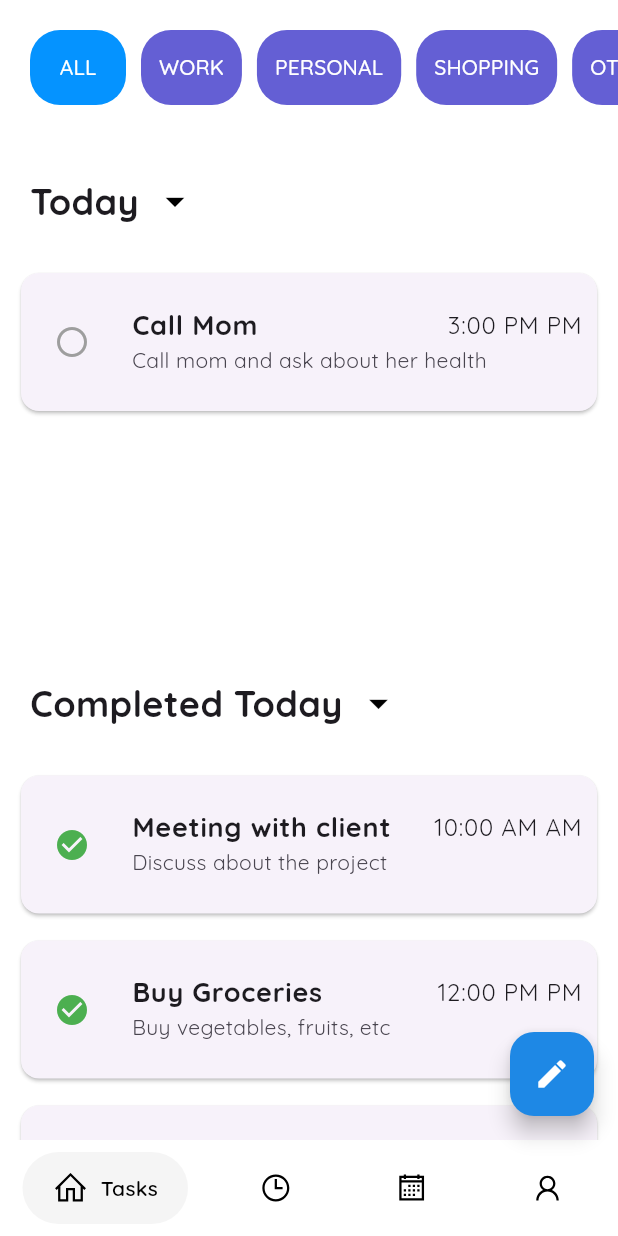
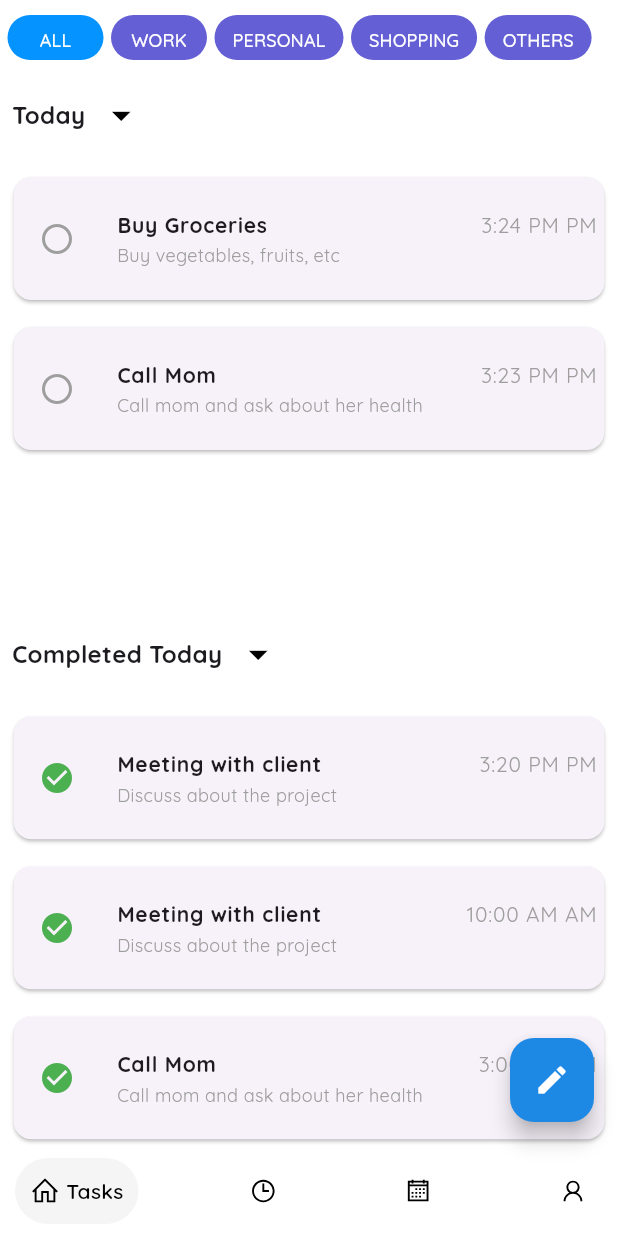
Before and after one commit to SamnangKong426/ussaa, a Flutter app: the HomeScreen screen opened directly, after a tap on the "radio button unchecked" icon, on a phone screen of 412 x 824 dp. Run offline on Flutter 3.47's test engine with Material 3 defaults, Android fonts, the light colour scheme and no system bars; drawn by our look-alikes of google_nav_bar; our stand-ins replace awesome_notifications, google_fonts, line_icons, table_calendar.

Commit message:
testing notification

```diff
--- a/lib/main.dart
+++ b/lib/main.dart
@@ -1,18 +1,20 @@
 import 'package:flutter/material.dart';
 import 'package:google_fonts/google_fonts.dart';
-import 'package:ussaa/screens/home_screen.dart';
-// import 'package:ussaa/services/notification_service.dart';
+import 'package:ussaa/screens/intro_screen.dart';
+import 'package:ussaa/services/notification_service.dart';
 
-void main()  async {
-
+void main() async {
   /* Initialize the notification service */
-  // WidgetsFlutterBinding.ensureInitialized();
-  // await NotificationService.initializeNotification();
+  WidgetsFlutterBinding.ensureInitialized();
+  await NotificationService.initializeNotification();
   runApp(const MyApp());
 }
 
 class MyApp extends StatelessWidget {
   const MyApp({super.key});
+
+  static final GlobalKey<NavigatorState> navigatorKey =
+      GlobalKey<NavigatorState>();
 
   @override
   Widget build(BuildContext context) {
@@ -24,7 +26,7 @@ class MyApp extends StatelessWidget {
         textTheme: GoogleFonts.quicksandTextTheme(),
       ),
       // home: SafeArea(child: IntroScreen()),
-      home: const SafeArea(child: HomeScreen()),
+      home: SafeArea(child: IntroScreen()),
     );
   }
 }
--- a/lib/models/task_model.dart
+++ b/lib/models/task_model.dart
@@ -42,26 +42,28 @@ List<TaskModel> taskList = [
     title: 'Meeting with client',
     description: 'Discuss about the project',
     date: DateTime.now(),
-    startTime: TimeOfDay(hour: 10, minute: 0),
+    startTime: TimeOfDay(hour: 15, minute: 20),
     endTime: TimeOfDay(hour: 11, minute: 0),
     category: TaskCategory.Work,
-    isCompleted: true,
+    isCompleted: false,
   ),
   TaskModel(
     title: 'Buy Groceries',
     description: 'Buy vegetables, fruits, etc',
     date: DateTime.now(),
-    startTime: TimeOfDay(hour: 12, minute: 0),
+    startTime: TimeOfDay(hour: 15, minute: 24),
     endTime: TimeOfDay(hour: 13, minute: 0),
     category: TaskCategory.Personal,
+    isCompleted: false,
   ),
   TaskModel(
     title: 'Call Mom',
     description: 'Call mom and ask about her health',
     date: DateTime.now(),
-    startTime: TimeOfDay(hour: 15, minute: 0),
+    startTime: TimeOfDay(hour: 15, minute: 23),
     endTime: TimeOfDay(hour: 15, minute: 30),
     category: TaskCategory.Personal,
+    isCompleted: false,
   ),
   TaskModel(
     title: 'Meeting with client',
--- a/lib/screens/home_screen.dart
+++ b/lib/screens/home_screen.dart
@@ -33,14 +33,13 @@ class _HomeScreenState extends State<HomeScreen> {
 
   @override
   Widget build(BuildContext context) {
-    return Scaffold(
+    return SafeArea(
+      child: Scaffold(
         body: IndexedStack(
           index: _selectedIndex,
           children: _screenList,
         ),
-      bottomNavigationBar: SafeArea(
-        child: BottomNavBar(),
-      ),
+        bottomNavigationBar: BottomNavBar(),
         floatingActionButton: _selectedIndex == 0
             ? FloatingActionButton(
                 backgroundColor: Colors.blue.shade600,
@@ -48,6 +47,7 @@ class _HomeScreenState extends State<HomeScreen> {
                 child: const Icon(Icons.create, color: Colors.white),
               )
             : null,
+      ),
     );
   }
 
@@ -78,14 +78,14 @@ class _HomeScreenState extends State<HomeScreen> {
 
   BottomNavBar() {
     return Padding(
-      padding: const EdgeInsets.symmetric(horizontal: 15.0, vertical: 8),
+      padding: const EdgeInsets.symmetric(horizontal: 10.0, vertical: 8),
       child: GNav(
         rippleColor: Colors.grey[300]!,
         hoverColor: Colors.grey[100]!,
-        gap: 8,
+        gap: 4,
         activeColor: Colors.black,
-        iconSize: 24,
-        padding: const EdgeInsets.symmetric(horizontal: 20, vertical: 12),
+        iconSize: 20,
+        padding: const EdgeInsets.symmetric(horizontal: 10.0, vertical: 12),
         duration: const Duration(milliseconds: 400),
         tabBackgroundColor: Colors.grey[100]!,
         color: Colors.black,
--- a/lib/screens/profile_screen.dart
+++ b/lib/screens/profile_screen.dart
@@ -64,16 +64,18 @@ class ProfileScreen extends StatelessWidget {
       ],
     );
 
-    return Padding(
-      padding: const EdgeInsets.all(20),
-      child: Column(
+    return Column(
       mainAxisAlignment: MainAxisAlignment.start,
       crossAxisAlignment: CrossAxisAlignment.start,
       children: <Widget>[
         AppBar(
           title: const Text('Profile'),
-            backgroundColor: Colors.white,
+          backgroundColor: Colors.transparent,
         ),
+        Padding(
+          padding: const EdgeInsets.all(8.0),
+          child: Column(
+            children: [
               profileAvatar,
               const SizedBox(height: 20),
               const Text('Tasks Overview',
@@ -87,6 +89,8 @@ class ProfileScreen extends StatelessWidget {
               ),
             ],
           ),
+        ),
+      ],
     );
   }
 }
--- a/lib/screens/task_screen.dart
+++ b/lib/screens/task_screen.dart
@@ -3,6 +3,8 @@ import 'package:ussaa/models/task_model.dart';
 import 'package:ussaa/widgets/category_button.dart';
 import 'package:ussaa/widgets/new_task.dart';
 import 'package:ussaa/widgets/task_list.dart';
+import 'dart:async';
+import 'package:ussaa/services/notification_service.dart';
 
 class TaskScreen extends StatefulWidget {
   final List<TaskModel> taskList;
@@ -109,28 +111,65 @@ class _TaskScreenState extends State<TaskScreen> {
   }
 
   @override
+  void initState() {
+    super.initState();
+    startTaskNotificationTimer();
+  }
+
+  void startTaskNotificationTimer() {
+    Timer.periodic(Duration(minutes: 1), (timer) {
+      checkTaskStartTime();
+    });
+  }
+
+  void checkTaskStartTime() {
+    DateTime now = DateTime.now();
+    for (var task in widget.taskList) {
+      if (!task.isCompleted && task.startTime != null) {
+        DateTime taskStartTime = DateTime(
+          now.year,
+          now.month,
+          now.day,
+          task.startTime.hour,
+          task.startTime.minute,
+        );
+        if (taskStartTime.difference(now).inMinutes <= 1 &&
+            taskStartTime.day == task.date.day &&
+            taskStartTime.month == task.date.month &&
+            taskStartTime.year == task.date.year) {
+          NotificationService.showNotification(
+            title: 'Task Reminder',
+            body:
+                'Your task "${task.title}" is about to start in ${taskStartTime.difference(now).inMinutes} minutes.',
+          );
+        }
+      }
+    }
+  }
+
+  @override
   Widget build(BuildContext context) {
     return Column(
       crossAxisAlignment: CrossAxisAlignment.start,
       children: [
-        const SizedBox(height: 20),
+        const SizedBox(height: 10),
         SizedBox(
-          height: 50,
+          height: 30,
           child: ListView(
-            padding: const EdgeInsets.only(left: 20),
+            padding: const EdgeInsets.only(left: 5),
             scrollDirection: Axis.horizontal,
             children: getCategoryButtons(),
           ),
         ),
-        const SizedBox(height: 20),
+        const SizedBox(height: 5),
         Padding(
-          padding: const EdgeInsets.all(20),
+          padding: const EdgeInsets.all(8.0),
           child: Row(
             children: [
               const Text(
                 'Today',
                 style: TextStyle(
-                  fontSize: 24,
+                  fontSize: 16,
                   fontWeight: FontWeight.bold,
                 ),
               ),
@@ -144,7 +183,7 @@ class _TaskScreenState extends State<TaskScreen> {
           ),
         ),
         if (_isTaskTodayShow)
-          Expanded(
+          Flexible(
             child: TaskList(
                 taskList: widget.taskList,
                 completeTaskList: completeTask,
@@ -153,13 +192,13 @@ class _TaskScreenState extends State<TaskScreen> {
                 mode: TaskListMode.pending),
           ),
         Padding(
-          padding: const EdgeInsets.all(20),
+          padding: const EdgeInsets.all(8.0),
           child: Row(
             children: [
               const Text(
                 'Completed Today',
                 style: TextStyle(
-                  fontSize: 24,
+                  fontSize: 16,
                   fontWeight: FontWeight.bold,
                 ),
               ),
@@ -173,7 +212,7 @@ class _TaskScreenState extends State<TaskScreen> {
           ),
         ),
         if (_isCompletedTaskTodayShow)
-          Expanded(
+          Flexible(
             child: TaskList(
               taskList: widget.taskList,
               completeTaskList: completeTask,
--- a/lib/screens/timer_screen.dart
+++ b/lib/screens/timer_screen.dart
@@ -1,4 +1,5 @@
 import 'package:flutter/material.dart';
+import 'package:ussaa/services/notification_service.dart';
 
 class TimerScreen extends StatefulWidget {
   const TimerScreen({super.key});
@@ -10,8 +11,16 @@ class TimerScreen extends StatefulWidget {
 class _TimerScreenState extends State<TimerScreen> {
   @override
   Widget build(BuildContext context) {
-    return const Center(
-      child: Text('Timer Screen'),
+    return Center(
+      child: ElevatedButton(
+        onPressed: () {
+          NotificationService.showNotification(
+            title: 'Timer Notification',
+            body: 'This is a notification from the Timer Screen',
+          );
+        },
+        child: const Text('Show Notification'),
+      ),
     );
   }
 }
--- a/lib/widgets/category_button.dart
+++ b/lib/widgets/category_button.dart
@@ -31,7 +31,7 @@ class CategoryButton extends StatelessWidget {
   @override
   Widget build(BuildContext context) {
     return Container(
-      margin: const EdgeInsets.only(right: 10),
+      margin: const EdgeInsets.only(right: 5),
       child: TextButton(
         onPressed: onPressed,
         style: TextButton.styleFrom(
@@ -45,6 +45,7 @@ class CategoryButton extends StatelessWidget {
           categoryName,
           style: const TextStyle(
             color: Colors.white,
+            fontSize: 12,
           ),
         ),
       ),
--- a/lib/widgets/task_list.dart
+++ b/lib/widgets/task_list.dart
@@ -34,7 +34,7 @@ class TaskList extends StatelessWidget {
       itemCount: filteredTaskList.length,
       itemBuilder: (context, index) {
         return Container(
-          margin: const EdgeInsets.only(bottom: 10, left: 10, right: 10),
+          margin: const EdgeInsets.all(5),
           child: Card(
             child: ListTile(
               leading: IconButton(
@@ -56,23 +56,31 @@ class TaskList extends StatelessWidget {
               onLongPress: () {
                 deleteTaskList(filteredTaskList[index]);
               },
-              contentPadding: const EdgeInsets.all(10),
+              contentPadding: const EdgeInsets.all(5),
               title: Row(
                 children: [
                   Text(
                     filteredTaskList[index].title,
                     style: const TextStyle(
-                      fontSize: 18,
+                      fontSize: 14,
                       fontWeight: FontWeight.bold,
                     ),
                   ),
                   const Spacer(),
                   Text(
                     '${filteredTaskList[index].startTime.format(context)} ${filteredTaskList[index].startTime.period == DayPeriod.am ? 'AM' : 'PM'}',
+                    style: const TextStyle(
+                      fontSize: 14,
+                      color: Colors.grey,
+                    ),
                   ),
                 ],
               ),
-              subtitle: Text(filteredTaskList[index].description),
+              subtitle: Text(filteredTaskList[index].description,
+                  style: const TextStyle(
+                    fontSize: 12,
+                    color: Colors.grey,
+                  )),
             ),
           ),
         );
--- a/pubspec.yaml
+++ b/pubspec.yaml
@@ -42,6 +42,7 @@ dependencies:
   table_calendar: ^3.1.2
   uuid: ^4.5.1
   awesome_notifications: ^0.10.0
+  palette_generator: ^0.3.3+5
 
 dev_dependencies:
   flutter_test:
```
Also changed, not shown: lib/screens/intro_screen.dart (+9 -10 lines), lib/services/notification_service.dart (+109 -111 lines), lib/widgets/new_task.dart (+28 -11 lines), pubspec.lock, 3 other files. Lines whose indentation alone changed are shown as unchanged.
